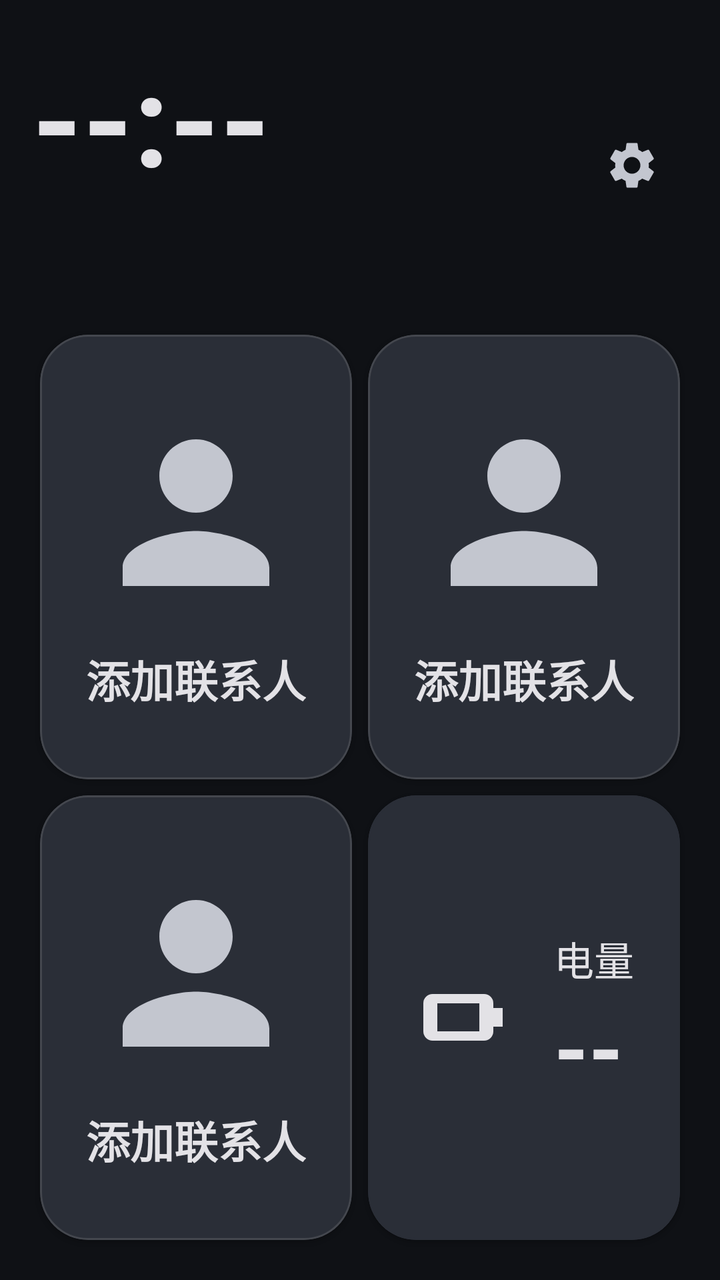
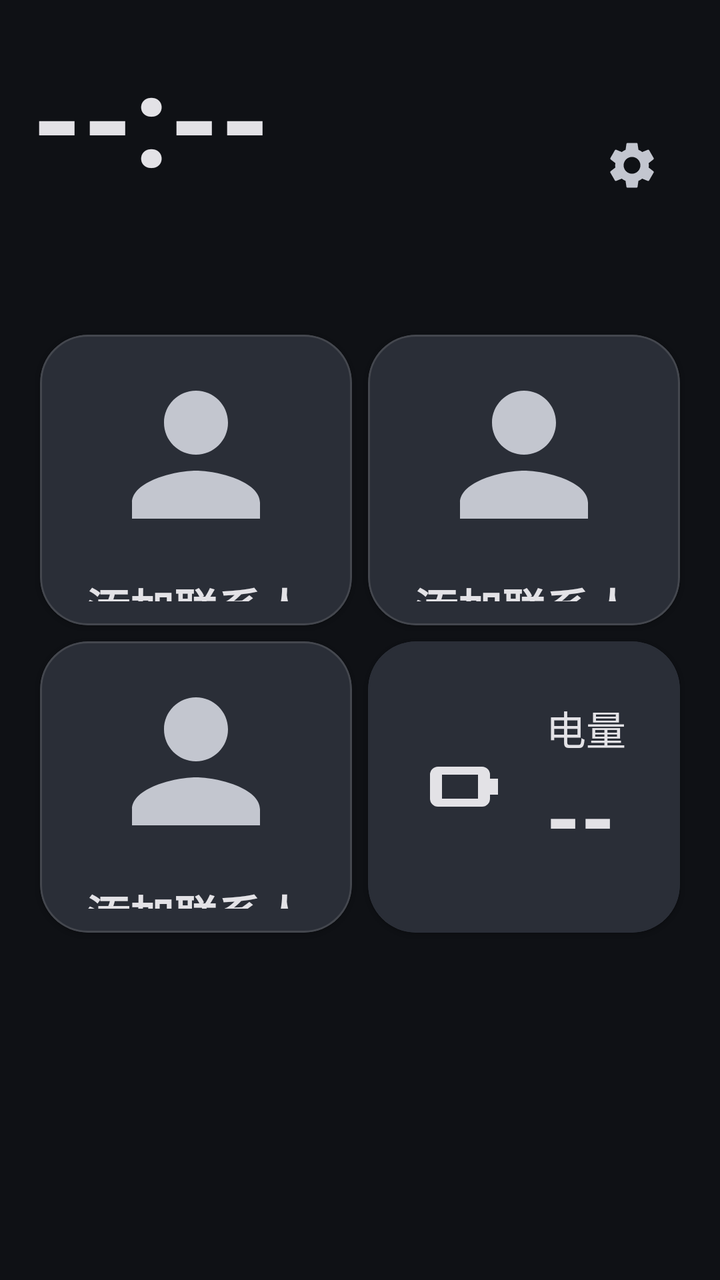

Two renders of the same Android screen: before a commit and after it. Below are the layout's source before the change and the commit's diff.
<!-- AndroidManifest.xml: application theme Theme.ElderLauncher -->
<!-- res/layout/activity_home.xml -->
<?xml version="1.0" encoding="utf-8"?>
<LinearLayout xmlns:android="http://schemas.android.com/apk/res/android"
    xmlns:app="http://schemas.android.com/apk/res-auto"
    android:orientation="vertical"
    android:padding="16dp"
    android:background="?android:colorBackground"
    android:layout_width="match_parent"
    android:layout_height="match_parent">

    
    <LinearLayout
        android:orientation="horizontal"
        android:gravity="center_vertical"
        android:layout_width="match_parent"
        android:layout_height="wrap_content">

        <LinearLayout
            android:id="@+id/timeBlock"
            android:orientation="vertical"
            android:layout_width="0dp"
            android:layout_height="wrap_content"
            android:layout_weight="1">

            <TextView
                android:id="@+id/tvTime"
                android:layout_width="wrap_content"
                android:layout_height="wrap_content"
                android:text="--:--"
                android:textSize="64sp"
                android:textStyle="bold"
                android:textColor="?attr/colorOnSurface" />

            <TextView
                android:id="@+id/tvDate"
                android:layout_width="wrap_content"
                android:layout_height="wrap_content"
                android:text=""
                android:textSize="18sp"
                android:textColor="?attr/colorOnSurfaceVariant"
                android:layout_marginTop="2dp" />

            <TextView
                android:id="@+id/tvLunar"
                android:layout_width="wrap_content"
                android:layout_height="wrap_content"
                android:text=""
                android:textSize="16sp"
                android:textColor="?attr/colorOnSurfaceVariant" />
        </LinearLayout>

        
        <ImageButton
            android:id="@+id/btnSettings"
            android:layout_width="56dp"
            android:layout_height="56dp"
            android:src="@drawable/ic_settings"
            android:background="?attr/selectableItemBackgroundBorderless"
            app:tint="?attr/colorOnSurfaceVariant"
            android:contentDescription="@string/home_settings"
            android:scaleType="centerInside" />
    </LinearLayout>

    
    <GridLayout
        android:id="@+id/gridContacts"
        android:layout_width="match_parent"
        android:layout_height="0dp"
        android:layout_weight="1"
        android:columnCount="2"
        android:rowCount="2"
        android:useDefaultMargins="true"
        android:layout_marginTop="14dp">

        <com.google.android.material.card.MaterialCardView
            android:id="@+id/cardContact1"
            style="@style/ContactCard">
            <LinearLayout
                android:orientation="vertical"
                android:gravity="center"
                android:layout_width="match_parent"
                android:layout_height="match_parent">
                <com.google.android.material.imageview.ShapeableImageView
                    android:id="@+id/imgAvatar1"
                    android:layout_width="110dp"
                    android:layout_height="110dp"
                    android:scaleType="centerCrop"
                    android:src="@drawable/ic_person"
                    app:tint="?attr/colorOnSurfaceVariant"
                    app:shapeAppearanceOverlay="@style/AvatarRounded" />
                <TextView
                    android:id="@+id/tvName1"
                    android:layout_width="wrap_content"
                    android:layout_height="wrap_content"
                    android:text="@string/contact_add"
                    android:textSize="22sp"
                    android:textStyle="bold"
                    android:textColor="?attr/colorOnSurface"
                    android:layout_marginTop="12dp"
                    android:ellipsize="end"
                    android:maxLines="1" />
            </LinearLayout>
        </com.google.android.material.card.MaterialCardView>

        <com.google.android.material.card.MaterialCardView
            android:id="@+id/cardContact2"
            style="@style/ContactCard">
            <LinearLayout
                android:orientation="vertical"
                android:gravity="center"
                android:layout_width="match_parent"
                android:layout_height="match_parent">
                <com.google.android.material.imageview.ShapeableImageView
                    android:id="@+id/imgAvatar2"
                    android:layout_width="110dp"
                    android:layout_height="110dp"
                    android:scaleType="centerCrop"
                    android:src="@drawable/ic_person"
                    app:tint="?attr/colorOnSurfaceVariant"
                    app:shapeAppearanceOverlay="@style/AvatarRounded" />
                <TextView
                    android:id="@+id/tvName2"
                    android:layout_width="wrap_content"
                    android:layout_height="wrap_content"
                    android:text="@string/contact_add"
                    android:textSize="22sp"
                    android:textStyle="bold"
                    android:textColor="?attr/colorOnSurface"
                    android:layout_marginTop="12dp"
                    android:ellipsize="end"
                    android:maxLines="1" />
            </LinearLayout>
        </com.google.android.material.card.MaterialCardView>

        <com.google.android.material.card.MaterialCardView
            android:id="@+id/cardContact3"
            style="@style/ContactCard">
            <LinearLayout
                android:orientation="vertical"
                android:gravity="center"
                android:layout_width="match_parent"
                android:layout_height="match_parent">
                <com.google.android.material.imageview.ShapeableImageView
                    android:id="@+id/imgAvatar3"
                    android:layout_width="110dp"
                    android:layout_height="110dp"
                    android:scaleType="centerCrop"
                    android:src="@drawable/ic_person"
                    app:tint="?attr/colorOnSurfaceVariant"
                    app:shapeAppearanceOverlay="@style/AvatarRounded" />
                <TextView
                    android:id="@+id/tvName3"
                    android:layout_width="wrap_content"
                    android:layout_height="wrap_content"
                    android:text="@string/contact_add"
                    android:textSize="22sp"
                    android:textStyle="bold"
                    android:textColor="?attr/colorOnSurface"
                    android:layout_marginTop="12dp"
                    android:ellipsize="end"
                    android:maxLines="1" />
            </LinearLayout>
        </com.google.android.material.card.MaterialCardView>

        
        <com.google.android.material.card.MaterialCardView
            android:id="@+id/cardBattery"
            android:layout_width="0dp"
            android:layout_height="0dp"
            android:layout_columnWeight="1"
            android:layout_rowWeight="1"
            app:cardBackgroundColor="@color/colorBatteryNormalBg"
            app:cardCornerRadius="24dp"
            app:cardElevation="1dp"
            app:contentPadding="16dp">

            <LinearLayout
                android:orientation="horizontal"
                android:gravity="center_vertical|center_horizontal"
                android:layout_width="match_parent"
                android:layout_height="match_parent">

                <ImageView
                    android:id="@+id/imgBattery"
                    android:layout_width="56dp"
                    android:layout_height="56dp"
                    android:src="@drawable/ic_battery"
                    app:tint="@color/colorBatteryNormalFg" />

                <LinearLayout
                    android:orientation="vertical"
                    android:layout_width="wrap_content"
                    android:layout_height="wrap_content"
                    android:layout_marginStart="14dp">
                    <TextView
                        android:id="@+id/tvBatteryLabel"
                        android:layout_width="wrap_content"
                        android:layout_height="wrap_content"
                        android:text="@string/home_battery"
                        android:textSize="20sp"
                        android:textColor="@color/colorBatteryNormalFg" />
                    <TextView
                        android:id="@+id/tvBattery"
                        android:layout_width="wrap_content"
                        android:layout_height="wrap_content"
                        android:text="--"
                        android:textSize="44sp"
                        android:textStyle="bold"
                        android:textColor="@color/colorBatteryNormalFg" />
                </LinearLayout>
            </LinearLayout>
        </com.google.android.material.card.MaterialCardView>
    </GridLayout>
</LinearLayout>
<!-- resources referenced by this layout -->
<resources>
  <color name="colorBatteryNormalBg">#2A2E37</color>
  <color name="colorBatteryNormalFg">#E3E2E6</color>
  <!-- drawable ic_battery (drawable) -->
  <vector xmlns:android="http://schemas.android.com/apk/res/android"
      android:width="48dp"
      android:height="48dp"
      android:viewportWidth="24"
      android:viewportHeight="24">
      
      <path
          android:fillColor="#FFFFFF"
          android:fillType="evenOdd"
          android:pathData="M4,7 h11 a2,2 0 0 1 2,2 v6 a2,2 0 0 1 -2,2 h-11 a2,2 0 0 1 -2,-2 v-6 a2,2 0 0 1 2,-2 z M5,9 h9 v6 h-9 z" />
      <path
          android:fillColor="#FFFFFF"
          android:pathData="M17,10 h2 v4 h-2 z" />
  </vector>
  <!-- drawable ic_person (drawable) -->
  <vector xmlns:android="http://schemas.android.com/apk/res/android"
      android:width="56dp"
      android:height="56dp"
      android:viewportWidth="24"
      android:viewportHeight="24">
      <path
          android:fillColor="#FFFFFF"
          android:pathData="M12,12c2.21,0 4,-1.79 4,-4s-1.79,-4 -4,-4 -4,1.79 -4,4 1.79,4 4,4zM12,14c-2.67,0 -8,1.34 -8,4v2h16v-2c0,-2.66 -5.33,-4 -8,-4z" />
  </vector>
  <string name="contact_add">添加联系人</string>
  <string name="home_battery">电量</string>
  <string name="home_settings">设置</string>
  <style name="AvatarRounded">
          <item name="cornerFamily">rounded</item>
          <item name="cornerSize">16dp</item>
      </style>
  <style name="ContactCard" parent="Widget.Material3.CardView.Filled">
          <item name="android:layout_width">0dp</item>
          <item name="android:layout_height">0dp</item>
          <item name="android:layout_columnWeight">1</item>
          <item name="android:layout_rowWeight">1</item>
          <item name="cardBackgroundColor">?attr/colorSurfaceVariant</item>
          <item name="cardCornerRadius">24dp</item>
          <item name="cardElevation">1dp</item>
          <item name="contentPadding">12dp</item>
          <item name="strokeColor">?attr/colorOutline</item>
          <item name="strokeWidth">1dp</item>
      </style>
  <color name="colorPrimary">#AEC6FF</color>
  <color name="colorOnPrimary">#0B2F66</color>
  <color name="colorPrimaryContainer">#284786</color>
  <color name="colorOnPrimaryContainer">#D9E2FF</color>
  <color name="colorSecondary">#BEC6DC</color>
  <color name="colorOnSecondary">#283141</color>
  <color name="colorSecondaryContainer">#3E4759</color>
  <color name="colorOnSecondaryContainer">#DAE2F9</color>
  <color name="colorTertiary">#DDBCE4</color>
  <color name="colorOnTertiary">#3F2844</color>
  <color name="colorTertiaryContainer">#573E5C</color>
  <color name="colorOnTertiaryContainer">#FAD8FF</color>
  <color name="colorOnBackground">#E2E2E9</color>
  <color name="colorSurface">#1A1C22</color>
  <color name="colorOnSurface">#E3E2E6</color>
  <color name="colorSurfaceVariant">#2A2E37</color>
  <color name="colorOnSurfaceVariant">#C3C6CF</color>
  <color name="colorSurfaceContainer">#1E2128</color>
  <color name="colorSurfaceContainerHigh">#282C34</color>
  <color name="colorSurfaceContainerHighest">#33373F</color>
  <color name="colorOutline">#44474E</color>
  <color name="colorOutlineVariant">#2A2E37</color>
  <color name="colorError">#FFB4AB</color>
  <color name="colorOnError">#690005</color>
  <color name="colorErrorContainer">#93000A</color>
  <color name="colorOnErrorContainer">#FFDAD6</color>
  <color name="colorBackground">#0F1115</color>
  <!-- unchanged entries left out for length: 2 -->
</resources>

<!-- the commit's change to res/layout/activity_home.xml (unified diff, before → after) -->
@@ -65,7 +65,7 @@
         android:id="@+id/gridContacts"
         android:layout_width="match_parent"
         android:layout_height="0dp"
-        android:layout_weight="1"
+        android:layout_weight="2"
         android:columnCount="2"
         android:rowCount="2"
         android:useDefaultMargins="true"
@@ -81,8 +81,8 @@
                 android:layout_height="match_parent">
                 <com.google.android.material.imageview.ShapeableImageView
                     android:id="@+id/imgAvatar1"
-                    android:layout_width="110dp"
-                    android:layout_height="110dp"
+                    android:layout_width="96dp"
+                    android:layout_height="96dp"
                     android:scaleType="centerCrop"
                     android:src="@drawable/ic_person"
                     app:tint="?attr/colorOnSurfaceVariant"
@@ -111,8 +111,8 @@
                 android:layout_height="match_parent">
                 <com.google.android.material.imageview.ShapeableImageView
                     android:id="@+id/imgAvatar2"
-                    android:layout_width="110dp"
-                    android:layout_height="110dp"
+                    android:layout_width="96dp"
+                    android:layout_height="96dp"
                     android:scaleType="centerCrop"
                     android:src="@drawable/ic_person"
                     app:tint="?attr/colorOnSurfaceVariant"
@@ -141,8 +141,8 @@
                 android:layout_height="match_parent">
                 <com.google.android.material.imageview.ShapeableImageView
                     android:id="@+id/imgAvatar3"
-                    android:layout_width="110dp"
-                    android:layout_height="110dp"
+                    android:layout_width="96dp"
+                    android:layout_height="96dp"
                     android:scaleType="centerCrop"
                     android:src="@drawable/ic_person"
                     app:tint="?attr/colorOnSurfaceVariant"
@@ -181,8 +181,8 @@
 
                 <ImageView
                     android:id="@+id/imgBattery"
-                    android:layout_width="56dp"
-                    android:layout_height="56dp"
+                    android:layout_width="48dp"
+                    android:layout_height="48dp"
                     android:src="@drawable/ic_battery"
                     app:tint="@color/colorBatteryNormalFg" />
 
@@ -210,4 +210,10 @@
             </LinearLayout>
         </com.google.android.material.card.MaterialCardView>
     </GridLayout>
+
+    
+    <View
+        android:layout_width="match_parent"
+        android:layout_height="0dp"
+        android:layout_weight="1" />
 </LinearLayout>
